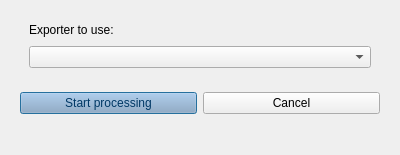
Old version of the form mad_gui/qt_designer/plugin_selection.ui in the repository mad-lab-fau/mad-gui.
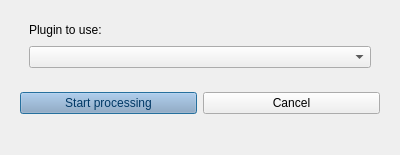
New version of the form.

Commit message: Fix string in plugin selection dialog

```diff
--- a/mad_gui/qt_designer/plugin_selection.ui
+++ b/mad_gui/qt_designer/plugin_selection.ui
@@ -65,7 +65,7 @@
             </size>
            </property>
            <property name="text">
-            <string>Exporter to use:</string>
+            <string>Plugin to use:</string>
            </property>
           </widget>
          </item>
```
The commit also changes 2 other files.
